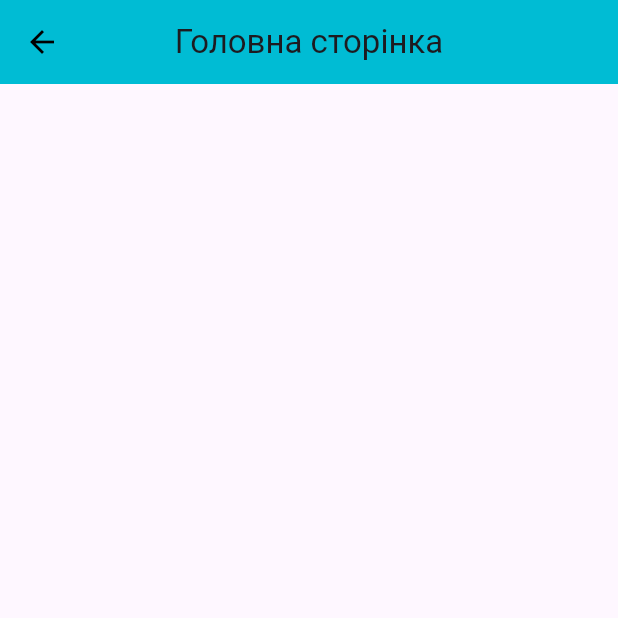
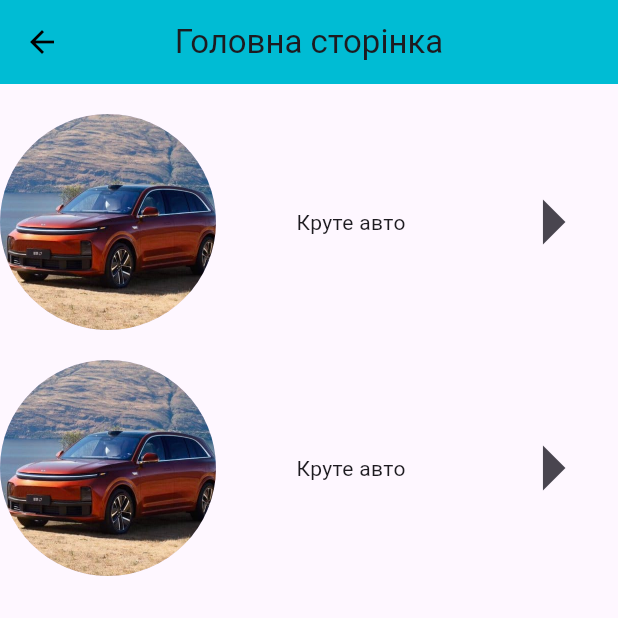
Before and after one commit to prankroker/mobilka_avto, a Flutter app: the MainPage screen opened directly, on a phone screen of 412 x 824 dp, the top half of it. Run offline on Flutter 3.47's test engine with Material 3 defaults, Android fonts, the phone set to English and light mode, and no system bars.

Commit message:
Second commit

```diff
--- a/lib/mainpage.dart
+++ b/lib/mainpage.dart
@@ -1,5 +1,6 @@
 import 'package:flutter/material.dart';
 import 'package:mobilka_avto/theme.dart';
+import 'package:mobilka_avto/description.dart';
 
 class MainPage extends StatelessWidget{
   const MainPage({super.key});
@@ -15,8 +16,55 @@ class MainPage extends StatelessWidget{
           title: const Text(appTitle),
           centerTitle: true,
         ),
-      ),
-    );
+        body: SafeArea(
+          child: Column(
+                children: [
+                  const Padding(padding: EdgeInsets.only(top: 20)),
+                  Row(
+                  mainAxisAlignment: MainAxisAlignment.spaceBetween,
+                  children: [
+                    const CircleAvatar(
+                      radius: 72,
+                      backgroundImage: AssetImage('assets/auto1.jpeg'),
+                  ),
+                    const Text("Круте авто"),
+                    IconButton(
+                        iconSize: 72,
+                        icon: const Icon(Icons.arrow_right),
+                        onPressed:(){
+                          Navigator.push(
+                              context,
+                              MaterialPageRoute(builder: (context) => const Description())
+                          );
+                        },
+                    ),
+                  ],
+                  ),
+                  const Padding(padding: EdgeInsets.only(top: 20)),
+                  Row(
+                    mainAxisAlignment: MainAxisAlignment.spaceBetween,
+                    children: [
+                      const CircleAvatar(
+                        radius: 72,
+                        backgroundImage: AssetImage('assets/auto1.jpeg'),
+                      ),
+                      const Text("Круте авто"),
+                      IconButton(
+                        iconSize: 72,
+                        icon: const Icon(Icons.arrow_right),
+                        onPressed:(){
+                          Navigator.push(
+                              context,
+                              MaterialPageRoute(builder: (context) => const Description())
+                          );
+                        },
+                      ),
+                    ],
+                  )
+                ],
+              ),
+          ),
+        ),
+      );
   }
-
 }
--- a/lib/registration.dart
+++ b/lib/registration.dart
@@ -71,7 +71,7 @@ class _InputForms extends State<InputForms> {
               ),
             ),
             const SizedBox(height: 20,),
-            //треба зробити неактивною доки не введено інформацію в текстові поля
+            //треба буде зробити неактивною доки не введено інформацію в текстові поля
             TextButton(
               onPressed:(){
                 Navigator.push(
--- a/pubspec.yaml
+++ b/pubspec.yaml
@@ -57,7 +57,8 @@ flutter:
   # included with your application, so that you can use the icons in
   # the material Icons class.
   uses-material-design: true
-
+  assets:
+    - assets/auto1.jpeg
   # To add assets to your application, add an assets section, like this:
   # assets:
   #   - images/a_dot_burr.jpeg
```
Also changed, not shown: lib/description.dart (added, +23 -0 lines), assets/auto1.jpeg (added).
